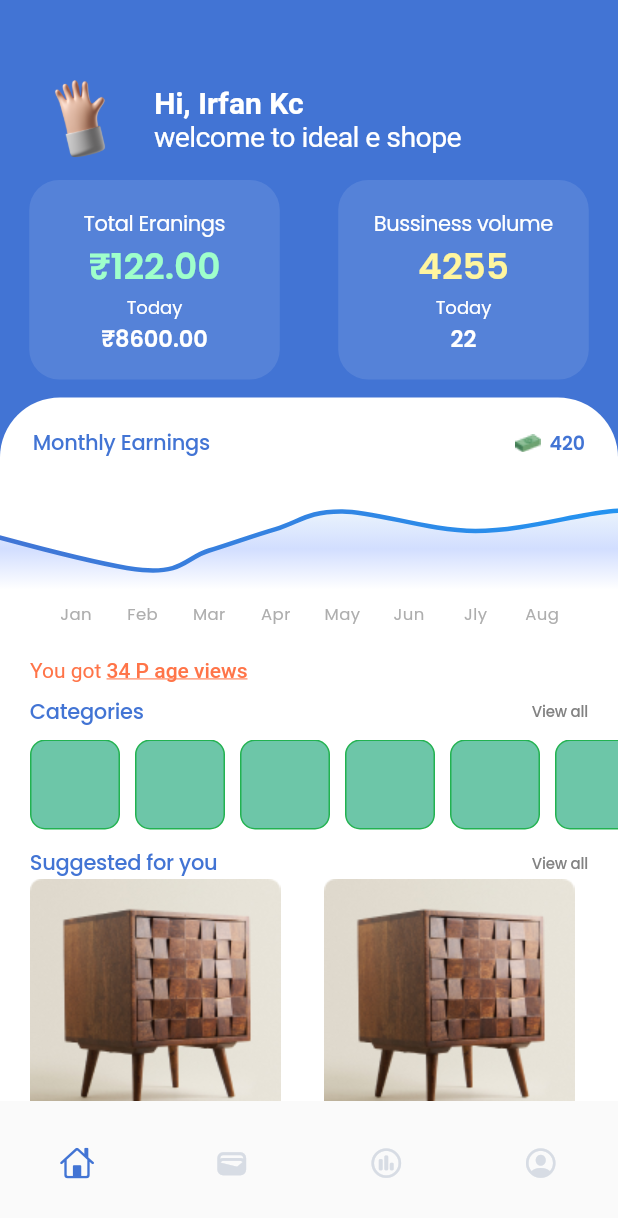
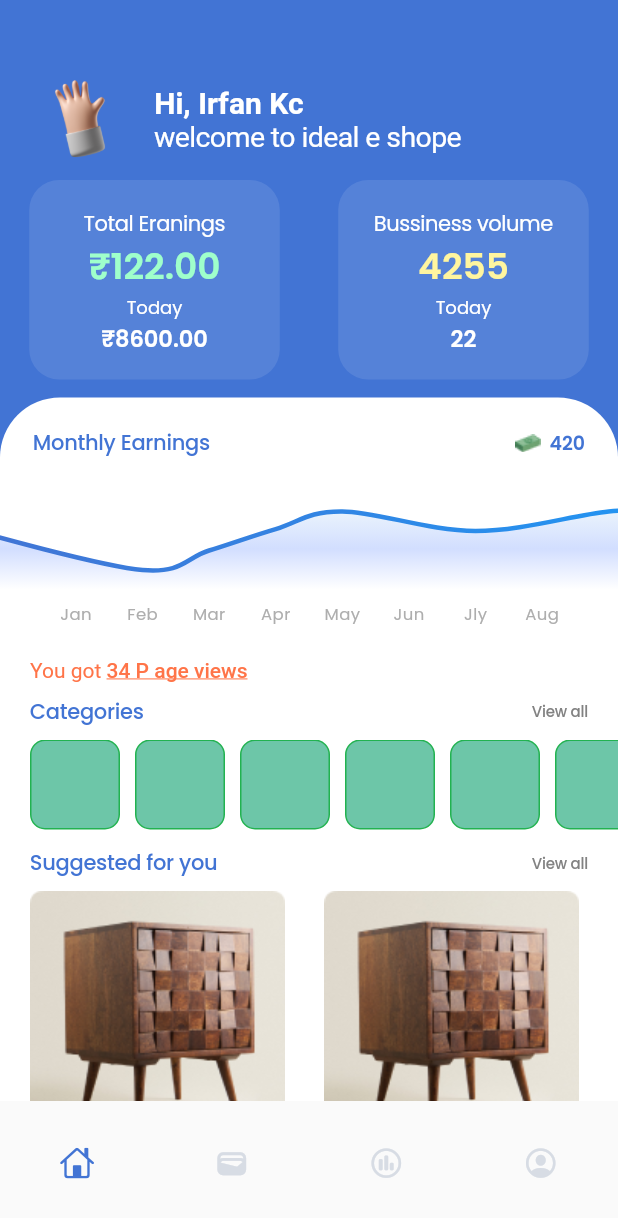
Before and after one commit to Irfan-kc/ideal_promoter, a Flutter app: the screen it shows after launch, on a phone screen of 412 x 824 dp. Shown: the top 1218 px of the screen. Run offline on Flutter 3.47's test engine with Material 2 defaults, Android fonts, the phone set to English and light mode, and no system bars; drawn by our look-alikes of fl_chart.

Commit message:
home screen design

```diff
--- a/lib/view/screen/home_screen/bottom_nav_screen/home_screen/home_screen.dart
+++ b/lib/view/screen/home_screen/bottom_nav_screen/home_screen/home_screen.dart
@@ -133,6 +133,7 @@ class HomeScreen extends StatelessWidget {
                 const CategoryTile(),
                 const KHeight(12),
                 const TitleAndViewBar(title: 'Suggested for you'),
+                const KHeight(8),
                 Padding(
                   padding: const EdgeInsets.symmetric(horizontal: 20),
                   child: SizedBox(
--- a/lib/view/screen/home_screen/bottom_nav_screen/widget/suggested_grid_view.dart
+++ b/lib/view/screen/home_screen/bottom_nav_screen/widget/suggested_grid_view.dart
@@ -9,12 +9,11 @@ class SuggestedGridView extends StatelessWidget {
   Widget build(BuildContext context) {
     return GridView.builder(
       itemCount: 10,
-      gridDelegate: const SliverGridDelegateWithFixedCrossAxisCount(
-        crossAxisCount: 2,
-        mainAxisSpacing: 0,
-        crossAxisSpacing: 20,
-        childAspectRatio: 0.79,
-      ),
+      gridDelegate: const SliverGridDelegateWithMaxCrossAxisExtent(
+          maxCrossAxisExtent: 200,
+          mainAxisSpacing: 0,
+          crossAxisSpacing: 20,
+          mainAxisExtent: 222),
       itemBuilder: (context, index) {
         return const Column(
           mainAxisAlignment: MainAxisAlignment.start,
@@ -24,7 +23,7 @@ class SuggestedGridView extends StatelessWidget {
               image: AssetImage(
                 'assets/images/pic.png',
               ),
-              width: 167,
+              width: 170,
               height: 161,
               fit: BoxFit.fill,
             ),
```
